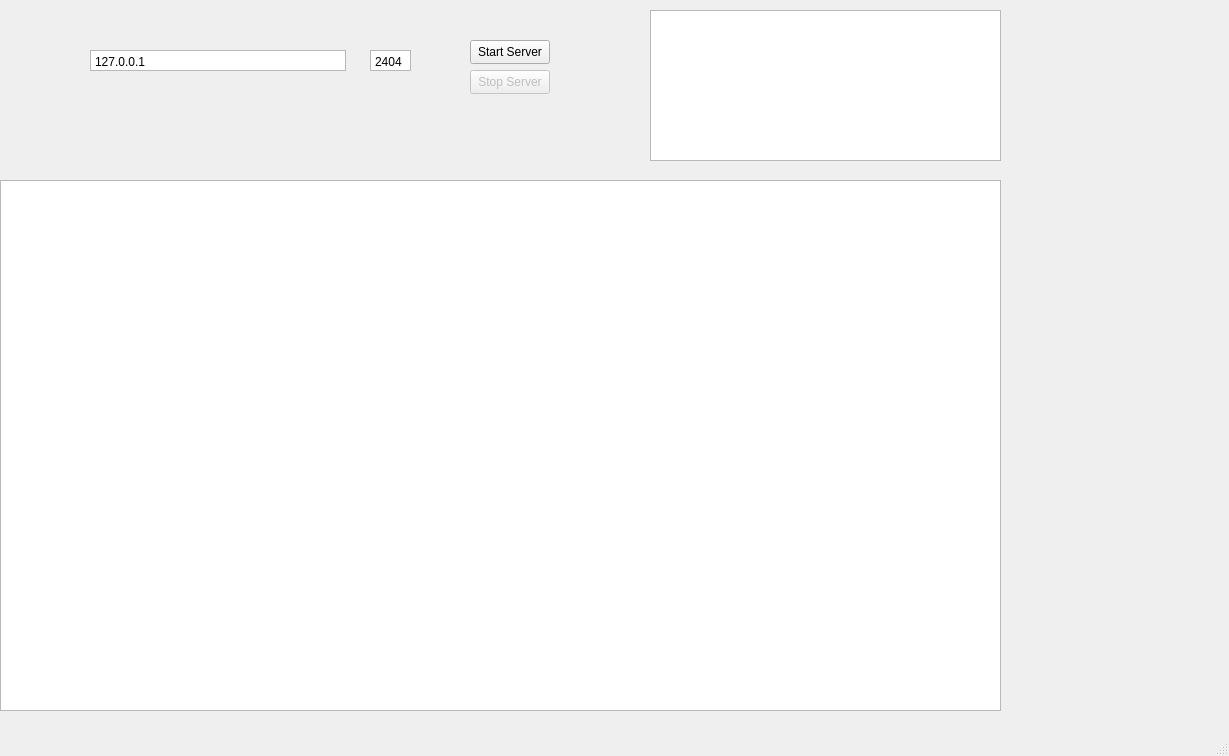
Old version of the form mainwindow.ui in the repository noboblox/scadatest.
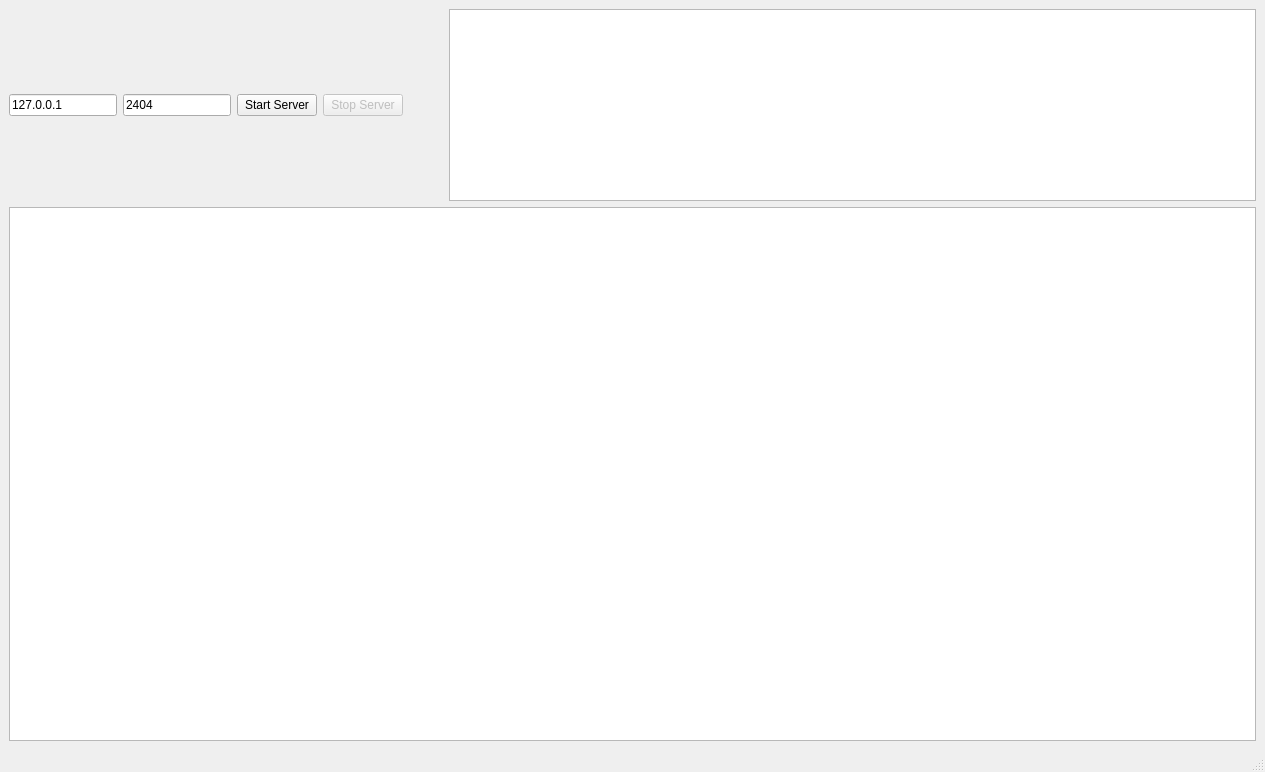
New version of the form.

```diff
--- a/mainwindow.ui
+++ b/mainwindow.ui
@@ -6,93 +6,128 @@
    <rect>
     <x>0</x>
     <y>0</y>
-    <width>1229</width>
-    <height>756</height>
+    <width>1265</width>
+    <height>772</height>
    </rect>
   </property>
   <property name="windowTitle">
    <string>MainWindow</string>
   </property>
   <widget class="QWidget" name="centralwidget">
-   <widget class="QTextEdit" name="portEdit">
-    <property name="geometry">
-     <rect>
-      <x>370</x>
-      <y>50</y>
-      <width>41</width>
-      <height>21</height>
-     </rect>
-    </property>
-    <property name="verticalScrollBarPolicy">
-     <enum>Qt::ScrollBarAlwaysOff</enum>
-    </property>
-    <property name="html">
-     <string>&lt;!DOCTYPE HTML PUBLIC &quot;-//W3C//DTD HTML 4.0//EN&quot; &quot;http://www.w3.org/TR/REC-html40/strict.dtd&quot;&gt;
-&lt;html&gt;&lt;head&gt;&lt;meta name=&quot;qrichtext&quot; content=&quot;1&quot; /&gt;&lt;meta charset=&quot;utf-8&quot; /&gt;&lt;style type=&quot;text/css&quot;&gt;
-p, li { white-space: pre-wrap; }
-hr { height: 1px; border-width: 0; }
-&lt;/style&gt;&lt;/head&gt;&lt;body style=&quot; font-family:'Segoe UI'; font-size:9pt; font-weight:400; font-style:normal;&quot;&gt;
-&lt;p style=&quot; margin-top:0px; margin-bottom:0px; margin-left:0px; margin-right:0px; -qt-block-indent:0; text-indent:0px;&quot;&gt;2404&lt;/p&gt;&lt;/body&gt;&lt;/html&gt;</string>
-    </property>
-   </widget>
-   <widget class="QTextEdit" name="ipAddressEdit">
-    <property name="geometry">
-     <rect>
-      <x>90</x>
-      <y>50</y>
-      <width>256</width>
-      <height>21</height>
-     </rect>
-    </property>
-    <property name="verticalScrollBarPolicy">
-     <enum>Qt::ScrollBarAlwaysOff</enum>
-    </property>
-    <property name="html">
-     <string>&lt;!DOCTYPE HTML PUBLIC &quot;-//W3C//DTD HTML 4.0//EN&quot; &quot;http://www.w3.org/TR/REC-html40/strict.dtd&quot;&gt;
-&lt;html&gt;&lt;head&gt;&lt;meta name=&quot;qrichtext&quot; content=&quot;1&quot; /&gt;&lt;meta charset=&quot;utf-8&quot; /&gt;&lt;style type=&quot;text/css&quot;&gt;
-p, li { white-space: pre-wrap; }
-hr { height: 1px; border-width: 0; }
-&lt;/style&gt;&lt;/head&gt;&lt;body style=&quot; font-family:'Segoe UI'; font-size:9pt; font-weight:400; font-style:normal;&quot;&gt;
-&lt;p style=&quot; margin-top:0px; margin-bottom:0px; margin-left:0px; margin-right:0px; -qt-block-indent:0; text-indent:0px;&quot;&gt;127.0.0.1&lt;/p&gt;&lt;/body&gt;&lt;/html&gt;</string>
-    </property>
-   </widget>
+   <layout class="QGridLayout" name="gridLayout_2">
+    <item row="0" column="0">
+     <layout class="QHBoxLayout" name="horizontalLayout">
+      <property name="sizeConstraint">
+       <enum>QLayout::SetDefaultConstraint</enum>
+      </property>
+      <property name="topMargin">
+       <number>0</number>
+      </property>
+      <item>
+       <widget class="QLineEdit" name="ipAddressEdit">
+        <property name="text">
+         <string>127.0.0.1</string>
+        </property>
+       </widget>
+      </item>
+      <item>
+       <widget class="QLineEdit" name="portEdit">
+        <property name="text">
+         <string>2404</string>
+        </property>
+       </widget>
+      </item>
+      <item>
    <widget class="QPushButton" name="startButton">
-    <property name="geometry">
-     <rect>
-      <x>470</x>
-      <y>40</y>
-      <width>80</width>
-      <height>24</height>
-     </rect>
+        <property name="sizePolicy">
+         <sizepolicy hsizetype="Minimum" vsizetype="Fixed">
+          <horstretch>0</horstretch>
+          <verstretch>0</verstretch>
+         </sizepolicy>
     </property>
     <property name="text">
      <string>Start Server</string>
     </property>
    </widget>
+      </item>
+      <item>
    <widget class="QPushButton" name="stopButton">
     <property name="enabled">
      <bool>false</bool>
     </property>
-    <property name="geometry">
-     <rect>
-      <x>470</x>
-      <y>70</y>
-      <width>80</width>
-      <height>24</height>
-     </rect>
+        <property name="sizePolicy">
+         <sizepolicy hsizetype="Minimum" vsizetype="Fixed">
+          <horstretch>0</horstretch>
+          <verstretch>0</verstretch>
+         </sizepolicy>
     </property>
     <property name="text">
      <string>Stop Server</string>
     </property>
    </widget>
+      </item>
+      <item>
+       <spacer name="horizontalSpacer">
+        <property name="orientation">
+         <enum>Qt::Horizontal</enum>
+        </property>
+        <property name="sizeHint" stdset="0">
+         <size>
+          <width>40</width>
+          <height>20</height>
+         </size>
+        </property>
+       </spacer>
+      </item>
+      <item>
+       <widget class="QTableView" name="connectionTable">
+        <property name="sizePolicy">
+         <sizepolicy hsizetype="Expanding" vsizetype="Fixed">
+          <horstretch>1</horstretch>
+          <verstretch>1</verstretch>
+         </sizepolicy>
+        </property>
+        <property name="minimumSize">
+         <size>
+          <width>0</width>
+          <height>20</height>
+         </size>
+        </property>
+        <property name="font">
+         <font>
+          <family>Courier New</family>
+         </font>
+        </property>
+        <property name="selectionMode">
+         <enum>QAbstractItemView::SingleSelection</enum>
+        </property>
+        <property name="selectionBehavior">
+         <enum>QAbstractItemView::SelectRows</enum>
+        </property>
+        <attribute name="verticalHeaderVisible">
+         <bool>false</bool>
+        </attribute>
+       </widget>
+      </item>
+     </layout>
+    </item>
+    <item row="1" column="0">
    <widget class="QTableView" name="eventTableView">
-    <property name="geometry">
-     <rect>
-      <x>0</x>
-      <y>180</y>
-      <width>1001</width>
-      <height>531</height>
-     </rect>
+      <property name="sizePolicy">
+       <sizepolicy hsizetype="Expanding" vsizetype="Expanding">
+        <horstretch>3</horstretch>
+        <verstretch>120</verstretch>
+       </sizepolicy>
+      </property>
+      <property name="font">
+       <font>
+        <family>Courier New</family>
+        <pointsize>9</pointsize>
+        <bold>true</bold>
+       </font>
+      </property>
+      <property name="layoutDirection">
+       <enum>Qt::LeftToRight</enum>
     </property>
     <property name="sizeAdjustPolicy">
      <enum>QAbstractScrollArea::AdjustIgnored</enum>
@@ -106,23 +141,27 @@
     <property name="showGrid">
      <bool>false</bool>
     </property>
-   </widget>
-   <widget class="QTableView" name="connectionTable">
-    <property name="geometry">
-     <rect>
-      <x>650</x>
-      <y>10</y>
-      <width>351</width>
-      <height>151</height>
-     </rect>
-    </property>
-    <property name="selectionMode">
-     <enum>QAbstractItemView::SingleSelection</enum>
-    </property>
-    <property name="selectionBehavior">
-     <enum>QAbstractItemView::SelectRows</enum>
-    </property>
-   </widget>
+      <property name="gridStyle">
+       <enum>Qt::SolidLine</enum>
+      </property>
+      <attribute name="horizontalHeaderVisible">
+       <bool>true</bool>
+      </attribute>
+      <attribute name="verticalHeaderVisible">
+       <bool>false</bool>
+      </attribute>
+      <attribute name="verticalHeaderCascadingSectionResizes">
+       <bool>false</bool>
+      </attribute>
+      <attribute name="verticalHeaderMinimumSectionSize">
+       <number>15</number>
+      </attribute>
+      <attribute name="verticalHeaderDefaultSectionSize">
+       <number>20</number>
+      </attribute>
+     </widget>
+    </item>
+   </layout>
   </widget>
   <widget class="QMenuBar" name="menubar">
    <property name="geometry">
```
Left out of the diff: 4 changed lines with no effect on the pictures. Lines whose indentation alone changed are shown as unchanged.
